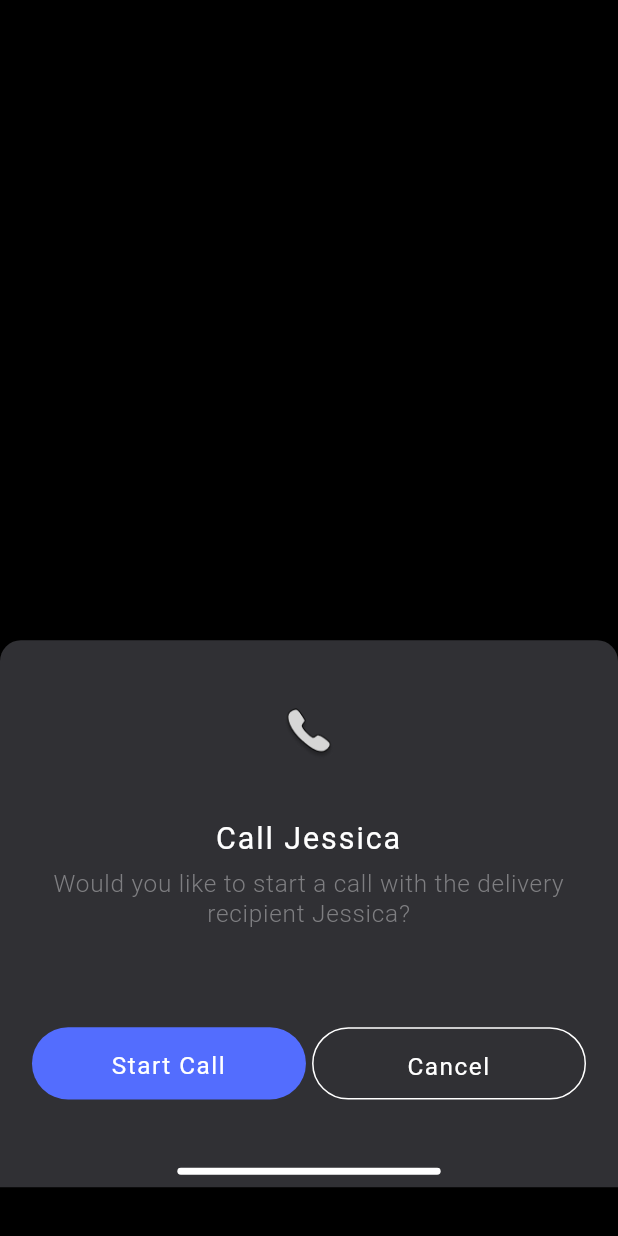
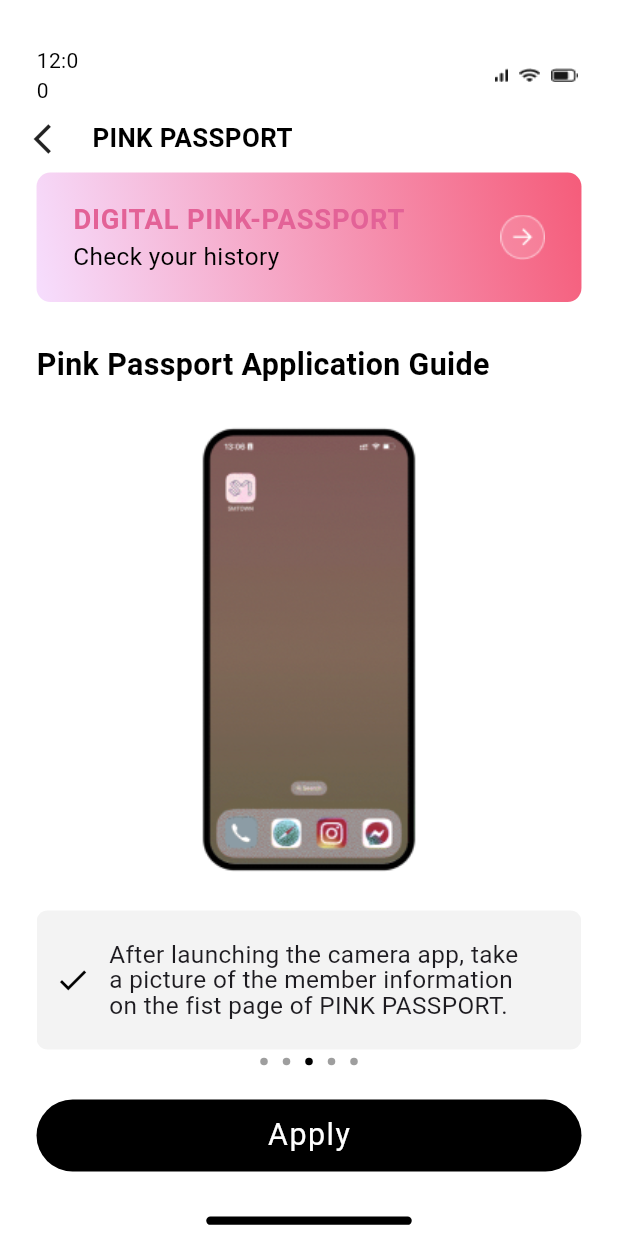
Before and after one commit to DoThienTai/Layout_call, a Flutter app: the screen it shows after launch, on a phone screen of 412 x 824 dp. Run offline on Flutter 3.47's test engine with Material 3 defaults, Android fonts, the phone set to English and light mode, and no system bars; our stand-ins replace flutter_advanced_switch, flutter_screenutil, google_maps_flutter.

Commit message:
fix code Daterange, xay dung ui Pink passport

```diff
--- a/lib/main.dart
+++ b/lib/main.dart
@@ -5,6 +5,7 @@ import 'package:layout_call/screen/driver_stats.dart';
 import 'package:layout_call/screen/map_screen.dart';
 import 'package:layout_call/screen/on_call_csreen.dart';
 import 'package:flutter_screenutil/flutter_screenutil.dart';
+import 'package:layout_call/screen/pink_passport_screen.dart';
 
 void main() {
   runApp(const MyApp());
@@ -21,17 +22,18 @@ class MyApp extends StatelessWidget {
         builder: (_,child){
           return MaterialApp(
               debugShowCheckedModeBanner: false,
-              //home: MapScreen(),
-              initialRoute: '/',
-              routes: {
-                // When navigating to the "/" route, build the HomeScreen widget.
-                '/': (context) => StartCall(),
-                // When navigating to the "/second" route, build the SecondScreen widget.
-                '/onCallScreen': (context) => OnCallScreen(),
-                '/driverScreen': (context) => DriverStats(),
-                '/dateRange': (context) => DateRange(),
-                '/mapScreen': (context) => MapScreen(),
-              }
+              home: PinkPassport(),
+              // initialRoute: '/',
+              // routes: {
+              //   // When navigating to the "/" route, build the HomeScreen widget.
+              //   '/': (context) => StartCall(),
+              //   // When navigating to the "/second" route, build the SecondScreen widget.
+              //   '/onCallScreen': (context) => OnCallScreen(),
+              //   '/driverScreen': (context) => DriverStats(),
+              //   '/dateRange': (context) => DateRange(),
+              //   '/mapScreen': (context) => MapScreen(),
+              //   '/pinkPassport': (context) => PinkPassport(),
+              // }
           );
         }
     );
--- a/lib/screen/date_range_screen.dart
+++ b/lib/screen/date_range_screen.dart
@@ -32,14 +32,24 @@ class _DateRangeState extends State<DateRange> {
     });
   }
 
-  void  _toggedSelected (int index){
-    setState(() {
-      _clickCountList[index]++;
-      if (_clickCountList[index] == 3) {
-        _clickCountList[index] = 0;
+  List<int> selectedIndexes = [];
+
+  Color _calculateBackgroundColor(int index) {
+    if (selectedIndexes.isEmpty) {
+      return Colors.black;
+    } else if (selectedIndexes.length == 1) {
+      return selectedIndexes.contains(index) ? Colors.black : Colors.black;
+    }else {
+      if (index == selectedIndexes.first || index == selectedIndexes.last) {
+        return Colors.blue;
+      } else if (index > selectedIndexes.first && index < selectedIndexes.last) {
+        return Color(0xFF373C5C); // Change to desired color
+      } else {
+        return Colors.black;
       }
-    });
+    }
   }
+
   @override
   Widget build(BuildContext context) {
     return Scaffold(
@@ -207,17 +217,35 @@ class _DateRangeState extends State<DateRange> {
                                 ),
                                 itemCount: numberCalendar.length,
                                 itemBuilder: ( BuildContext context, int index) {
-                                  bool isBorderVisible = _clickCountList[index] == 1;
-                                  bool isBackgroundColorVisible = _clickCountList[index] == 2;
                                   return GestureDetector(
-                                    onTap: () => _toggedSelected(index),
+                                    onTap: (){
+                                       setState(() {
+                                         if (selectedIndexes.isEmpty || selectedIndexes.length == 2) {
+                                           selectedIndexes.clear();
+                                           selectedIndexes.add(index);
+                                         } else if (selectedIndexes.length == 1 && selectedIndexes.contains(index)) {
+                                           selectedIndexes.add(index);
+                                         } else {
+                                           if (selectedIndexes.contains(index)) {
+                                             selectedIndexes.remove(index);
+                                           } else {
+                                             selectedIndexes.add(index);
+                                             selectedIndexes.sort();
+                                           }
+                                         }
+                                       });
+                                    },
+                                    //_toggedSelected(index)
                                     child: Container(
                                       width: 48.w,
                                       height: 48.h,
                                       decoration: BoxDecoration(
                                         borderRadius: BorderRadius.all(Radius.circular(4.h)),
-                                        border:  isBorderVisible ? Border.all(color: Colors.blueAccent, width: 1) : null,
-                                        color:  isBackgroundColorVisible ? Colors.blue : null,
+                                        //Color(0xFF373C5C)
+                                        border: Border.all(
+                                          color: selectedIndexes.contains(index) ? Colors.blue : Colors.black,
+                                        ),
+                                        color: _calculateBackgroundColor(index),
                                       ),
                                       child: Center(child: Customday(day: numberCalendar[index])),
                                     ),
@@ -240,7 +268,8 @@ class _DateRangeState extends State<DateRange> {
                   Container(
                     height: 52.h,
                     child: InkWell(
-                      onTap: () {},
+                      onTap: () {
+                      },
                       child: Container(
                         decoration: BoxDecoration(
                           borderRadius: BorderRadius.circular(100.h),
--- a/lib/screen/map_screen.dart
+++ b/lib/screen/map_screen.dart
@@ -291,7 +291,11 @@ class _MapScreenState extends State<MapScreen> {
                       ],
                     ),
                   ),
-                  Container(
+                  GestureDetector(
+                    onTap: () {
+                      Navigator.pushNamed(context, '/pinkPassport');
+                    },
+                    child: Container(
                       width: 91.w,
                       height: 32.h,
                       child: Row(
@@ -309,6 +313,7 @@ class _MapScreenState extends State<MapScreen> {
                                 fontFamily: 'Roboto-Regular',
                               ))
                         ],
+                      ),
                     ),
                   ),
                 ],
--- /dev/null
+++ b/lib/screen/pink_passport_screen.dart
@@ -0,0 +1,361 @@
+import 'package:flutter/material.dart';
+import 'package:flutter_screenutil/flutter_screenutil.dart';
+
+class PinkPassport extends StatefulWidget {
+  const PinkPassport({super.key});
+
+  @override
+  State<PinkPassport> createState() => _PinkPassportState();
+}
+
+class _PinkPassportState extends State<PinkPassport> {
+  final List<Map<String, dynamic>> data = [
+    {
+      'image':'assets/image/tutoria1.png',
+      'text': 'Please turn on the screen recording function',
+    },
+    {
+      'image':'assets/image/tutorial2.png',
+      'text': 'Please access My page in the SMTOWN app. (E-mail address must be displayed correctly.)',
+    },
+    {
+      'image':'assets/image/tutorial3.png',
+      'text': 'After launching the camera app, take a picture of the member information on the fist page of PINK PASSPORT.',
+    },
+    {
+      'image':'assets/image/tutorial4.png',
+      'text': 'Please take a picture of the actual passport stamp page for seconds each',
+    },
+    {
+      'image':'assets/image/tutorial5.png',
+      'text': 'Please update the file after saving the screen recording.',
+    }
+  ];
+
+  int _currentIndex = 0;
+  late PageController _pageController;
+  @override
+  void initState() {
+    super.initState();
+    _pageController = PageController(initialPage: _currentIndex);
+
+    // Auto scroll images
+    _autoScroll();
+  }
+  void _autoScroll() {
+    Future.delayed(Duration(seconds: 3), () {
+      if (_currentIndex < data.length - 1) {
+        _pageController.animateToPage(_currentIndex + 1,
+            duration: Duration(milliseconds: 500), curve: Curves.ease);
+      } else {
+        _pageController.animateToPage(0,
+            duration: Duration(milliseconds: 500), curve: Curves.ease);
+      }
+      _autoScroll();
+    });
+  }
+
+  @override
+  void dispose() {
+    _pageController.dispose();
+    super.dispose();
+  }
+
+  Widget _buildDot(int index) {
+    return AnimatedContainer(
+      duration: Duration(milliseconds: 300),
+      width: _currentIndex == index ? 5.0 : 5.0,
+      height: _currentIndex == index ? 5.0 : 5.0,
+      margin: EdgeInsets.symmetric(horizontal: 5.0),
+      decoration: BoxDecoration(
+        shape: BoxShape.circle,
+        color: _currentIndex == index ? Colors.black : Colors.grey,
+      ),
+    );
+  }
+
+  @override
+  Widget build(BuildContext context) {
+    return Scaffold(
+      backgroundColor: Colors.white,
+      body: Container(
+        margin: EdgeInsets.only(top: 32.h),
+        child: Column(
+          mainAxisAlignment: MainAxisAlignment.start,
+          children: [
+            //stasus bar
+            Container(
+              height: 44.h,
+              margin: EdgeInsets.only(left: 24.w, right: 24.w),
+              width: double.infinity,
+              child: Row(
+                  crossAxisAlignment: CrossAxisAlignment.center,
+                  mainAxisAlignment: MainAxisAlignment.spaceBetween,
+                  children: [
+                    Container(
+                      width: 35.w,
+                      child: Text(
+                        "12:00",
+                        style: TextStyle(color: Colors.black),
+                      ),
+                    ),
+                    Container(
+                      width: 57.w,
+                      height: 44.h,
+                      child: Row(
+                        mainAxisAlignment: MainAxisAlignment.spaceBetween,
+                        children: [
+                          Container(
+                            height: 10.h,
+                            width: 9.w,
+                            margin: EdgeInsets.only(right: 2.h),
+                            child: Image.asset(
+                              "assets/image/3G.png",
+                              fit: BoxFit.fill,
+                            ),
+                          ),
+                          Container(
+                            height: 10.h,
+                            width: 14.w,
+                            margin: EdgeInsets.only(right: 2.w),
+                            child: Image.asset(
+                              "assets/image/Wifi.png",
+                              fit: BoxFit.fill,
+                            ),
+                          ),
+                          Container(
+                            height: 10.h,
+                            width: 18.w,
+                            margin: EdgeInsets.only(right: 2.w),
+                            child: Image.asset(
+                              "assets/image/battery.png",
+                              fit: BoxFit.fill,
+                            ),
+                          ),
+                        ],
+                      ),
+                    ),
+                  ]),
+            ),
+            //Main
+            Container(
+              height: 812.h,
+               child: Column(
+                 mainAxisAlignment: MainAxisAlignment.start,
+                 children: [
+                   //navigation top
+                   Container(
+                     height: 48.h,
+                     margin: EdgeInsets.only(left: 24.h),
+                     child: Row(
+                       children: [
+                         GestureDetector(
+                             onTap: () {
+                               Navigator.pop(context);
+                             },
+                             child: Icon(Icons.arrow_back_ios)),
+                         SizedBox(width: 15.w,),
+                         Text("PINK PASSPORT",
+                           style: TextStyle(
+                             fontSize: 17.sp,
+                             color: Colors.black,
+                             fontFamily:'Roboto-Bold',
+                           ),
+                         )
+                       ],
+                     ),
+                   ),
+                   //Content view
+                   Container(
+                     height: 730.h,
+                     margin: EdgeInsets.only(left: 24.w,right: 24.w),
+                     child: Column(
+                       crossAxisAlignment: CrossAxisAlignment.start,
+                       children: [
+                         //Card Title
+                         Container(
+                           height: 93.h,
+                           padding: EdgeInsets.symmetric(vertical: 20.h,horizontal: 24.w),
+                           decoration: BoxDecoration(
+                             borderRadius: BorderRadius.all(Radius.circular(10.h)),
+                             gradient: LinearGradient(
+                               begin: Alignment.bottomLeft,
+                               end: Alignment.topRight,
+                               colors: [Color(0xFFF6DEFE), Color(0xFFF55C7A)],
+                             ),
+                           ),
+                           child: Row(
+                             mainAxisAlignment: MainAxisAlignment.spaceBetween,
+                             children: [
+                               Container(
+                                 width: 227,
+                                 height: 53,
+                                 child: Column(
+                                  crossAxisAlignment: CrossAxisAlignment.start,
+                                   mainAxisAlignment: MainAxisAlignment.spaceBetween,
+                                   children: [
+                                     Text("DIGITAL PINK-PASSPORT",
+                                       style: TextStyle(
+                                         fontSize: 18.sp,
+                                         color: Color(0xFFE36297),
+                                         fontFamily:'Roboto-Bold',
+                                         letterSpacing: 0.5
+                                       ),
+                                     ),
+                                     Text("Check your history",
+                                       style: TextStyle(
+                                         fontSize: 16.sp,
+                                         color: Colors.black,
+                                         fontFamily:'Roboto-Regular',
+                                       ),
+                                     )
+                                   ],
+                                 ),
+                               ),
+                               Container(
+                                 width: 32.h,
+                                 height: 32.h,
+                                 child: Image.asset("assets/image/Logout.png",fit: BoxFit.cover,),
+                               ),
+                             ],
+                           ),
+                         ),
+                         //slider
+                         Container(
+                           height: 573.h,
+                           child: Column(
+                             children: [
+                               //title
+                               Container(
+                                 height: 27.h,
+                                 width: double.maxFinite,
+                                 margin: EdgeInsets.only(top: 30.h),
+                                 child: Text(
+                                   'Pink Passport Application Guide',
+                                   style: TextStyle(
+                                     color: Colors.black,
+                                     fontSize: 20.sp,
+                                     fontFamily: "Roboto-Bold",
+                                   ),
+                                 ),
+                               ),
+                               //slider
+                               Container(
+                                 height: 470.h,
+                                   margin: EdgeInsets.only(top: 16.h),
+                                   child: PageView.builder(
+                                    itemCount: data.length,
+                                    controller:  _pageController,
+                                    onPageChanged: (int index) {
+                                      setState(() {
+                                        _currentIndex = index;
+                                      });
+                                    },
+                                    itemBuilder: (BuildContext context, int index) {
+                                      return Column(
+                                        children: [
+                                          Container(
+                                            height: 323,
+                                            child: Image.asset(data[index]['image'],),
+                                          ),
+                                          Container(
+                                            margin: EdgeInsets.only(top: 16.h,bottom: 16.h),
+                                            height: 100.h,
+                                            decoration: BoxDecoration(
+                                              borderRadius: BorderRadius.all(Radius.circular(8.h)),
+                                              color: Color(0xFFF3F3F3),
+                                            ),
+                                            child: Row(
+                                              children: [
+                                                SizedBox(width: 12.w,),
+                                                Icon(Icons.check_outlined, color: Colors.black, size: 24),
+                                                SizedBox(width: 12.w,),
+                                                Container(
+                                                  width: 269.w,
+                                                  child: Text(data[index]['text'],
+                                                    softWrap: true,
+                                                    overflow: TextOverflow.visible,
+                                                    style: TextStyle(
+                                                      fontFamily: 'Roboto-Regular',
+                                                      fontSize: 16.sp,
+                                                      height: 1.1.h,
+                                                    ),
+                                                  ),
+                                                )
+                                              ],
+                                            ),
+                                          )
+                                        ],
+                                      );
+                                    },
+                                  ),
+                               ),
+                               //pagination
+                               Container(
+                                 margin: EdgeInsets.only(bottom: 20.h),
+                                 child: Row(
+                                   mainAxisAlignment: MainAxisAlignment.center,
+                                   children: List.generate(data.length, (index) => _buildDot(index),),
+                                 ),
+                               ),
+                             ],
+                           ),
+                         ),
+                         //button
+                         InkWell(
+                           onTap: () {},
+                           child: Container(
+                             decoration: BoxDecoration(
+                               borderRadius: BorderRadius.circular(100.h),
+                               color: Colors.black
+                             ),
+                             width: double.infinity,
+                             height: 48,
+                             margin: EdgeInsets.only( bottom:16.h ),
+                             child:  Center(
+                               child: Text(
+                                 'Apply',
+                                 style: TextStyle(
+                                   color: Color(0xFFffffff),
+                                   fontSize: 20.sp,
+                                   fontFamily: "Roboto-Regular",
+                                   letterSpacing: 1,
+                                 ),
+                               ),
+                             ),
+                           ),
+                         )
+                       ],
+                     ),
+                   ),
+                   //home indicator
+                   Container(
+                     height: 34.h,
+                     width: double.infinity,
+                     child: Column(
+                       mainAxisAlignment: MainAxisAlignment.end,
+                       crossAxisAlignment: CrossAxisAlignment.center,
+                       children: [
+                         Container(
+                             decoration: BoxDecoration(
+                               borderRadius:
+                               BorderRadius.circular(10.h),
+                               color: Colors.black,
+                             ),
+                             height: 6.h,
+                             width: 135.w,
+                             child: SizedBox()
+                         ),
+                         SizedBox(height: 8.h,)
+                       ],
+                     ),
+                   ),
+                 ],
+               ),
+            ),
+          ],
+        ),
+      ),
+    );
+  }
+}
```
Also changed, not shown: assets/image/3G.png (added), assets/image/Logout.png (added), assets/image/Wifi.png (added), assets/image/battery.png (added), assets/image/tutoria1.png (added), assets/image/tutorial2.png (added), assets/image/tutorial3.png (added), assets/image/tutorial4.png (added), assets/image/tutorial5.png (added). Lines whose indentation alone changed are shown as unchanged.
